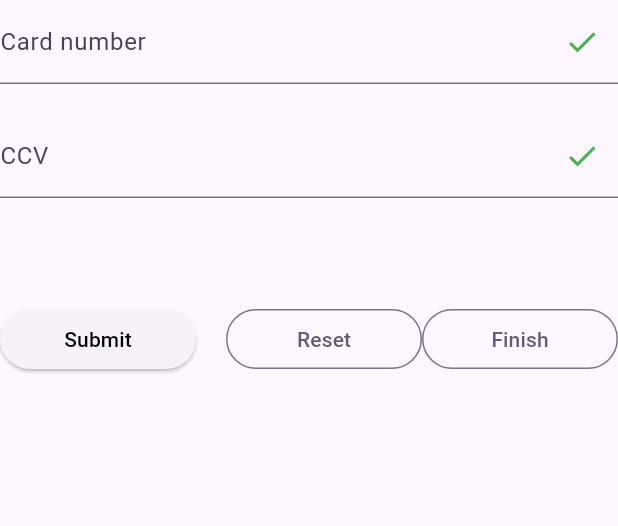
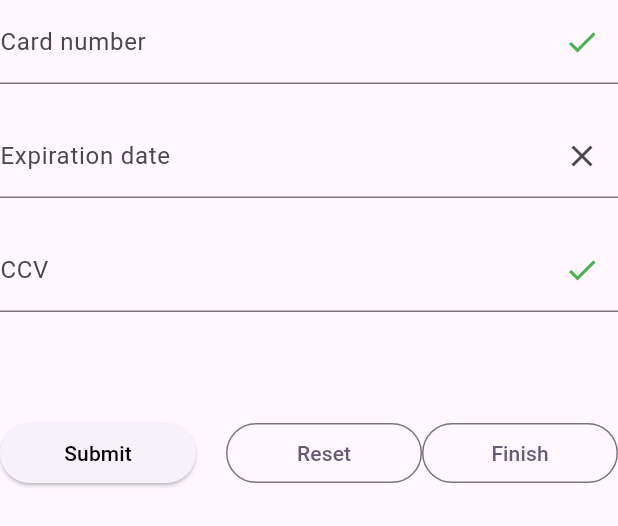
Before and after one commit to mevljas/Human-Computer-Interaction, a Flutter app: the PaymentForm widget shown alone on an empty page, opened directly, on a phone screen of 412 x 824 dp. Shown: the top 526 px of the screen. Run offline on Flutter 3.47's test engine with Material 3 defaults, Android fonts, the phone set to English and light mode, and no system bars; drawn by our look-alikes of flutter_form_builder; our stand-ins replace form_builder_validators.

Commit message:
add credit card expiry input

```diff
--- a/seminars/2.seminar/avtek/lib/forms/payment_form.dart
+++ b/seminars/2.seminar/avtek/lib/forms/payment_form.dart
@@ -2,6 +2,7 @@ import 'package:avtek/pages/summary_page.dart';
 import 'package:flutter/material.dart';
 import 'package:flutter_form_builder/flutter_form_builder.dart';
 import 'package:form_builder_validators/form_builder_validators.dart';
+import 'package:intl/intl.dart';
 
 class PaymentForm extends StatefulWidget {
   const PaymentForm({Key? key}) : super(key: key);
@@ -72,6 +73,29 @@ class _PaymentFormState extends State<PaymentForm> {
                   // initialValue: '12',
                   keyboardType: TextInputType.number,
                   textInputAction: TextInputAction.next,
+                ),
+                const SizedBox(height: 20),
+                FormBuilderDateTimePicker(
+                  name: 'expiration_date',
+                  initialEntryMode: DatePickerEntryMode.calendar,
+                  initialDate: DateTime.now(),
+                  firstDate: DateTime.now(),
+                  format: DateFormat('MM/yyyy'),
+                  lastDate: DateTime(2040, 1, 1),
+                  inputType: InputType.date,
+                  decoration: InputDecoration(
+                    labelText: 'Expiration date',
+                    suffixIcon: IconButton(
+                      icon: const Icon(Icons.close),
+                      onPressed: () {
+                        _formKey.currentState!.fields['expiration_date']
+                            ?.didChange(null);
+                      },
+                    ),
+                  ),
+                  validator: FormBuilderValidators.compose(
+                      [FormBuilderValidators.required()]),
+                  // locale: const Locale.fromSubtags(languageCode: 'fr'),
                 ),
                 const SizedBox(height: 20),
                 FormBuilderTextField(
--- a/seminars/2.seminar/avtek/pubspec.yaml
+++ b/seminars/2.seminar/avtek/pubspec.yaml
@@ -37,6 +37,7 @@ dependencies:
   cupertino_icons: ^1.0.2
   flutter_form_builder: ^9.1.1
   form_builder_validators: ^9.1.0
+  intl: ^0.18.1
 
 dev_dependencies:
   flutter_test:
```
Also changed, not shown: seminars/2.seminar/avtek/pubspec.lock.
